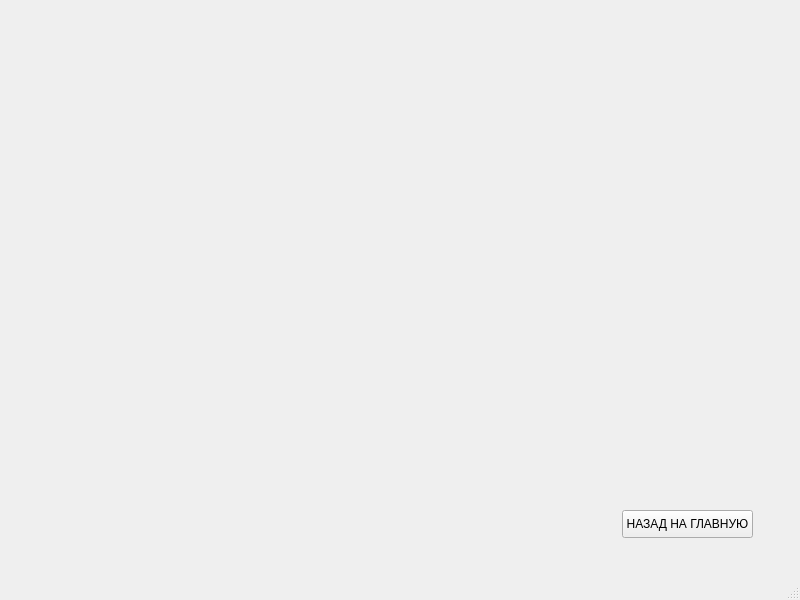
The window that form.ui (wwwyssa/GeomeHelper) describes before a commit, drawn with Qt 5.
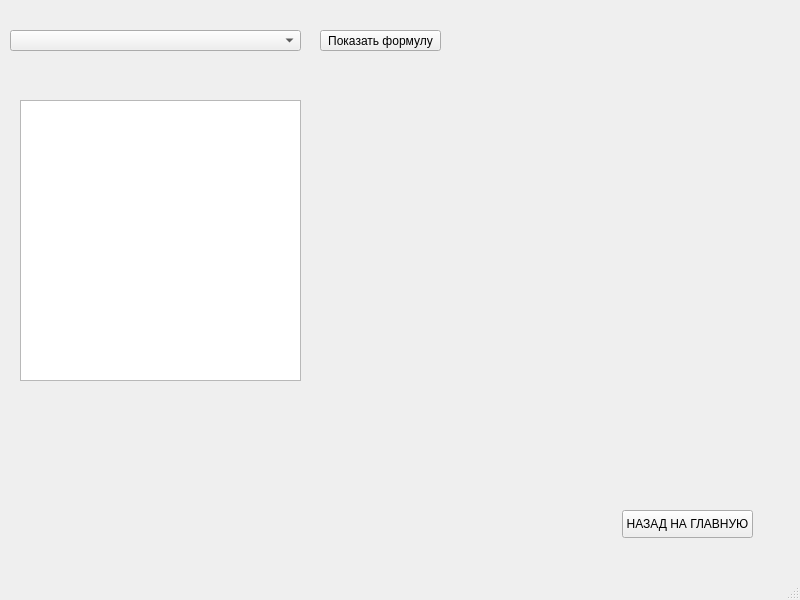
The same window after the commit. The open tabs and pages were chosen to show the change.

```diff
--- a/form.ui
+++ b/form.ui
@@ -172,6 +172,59 @@
        <string>НАЗАД НА ГЛАВНУЮ</string>
       </property>
      </widget>
+     <widget class="QLabel" name="lable_learn">
+      <property name="geometry">
+       <rect>
+        <x>340</x>
+        <y>110</y>
+        <width>401</width>
+        <height>181</height>
+       </rect>
+      </property>
+      <property name="text">
+       <string/>
+      </property>
+     </widget>
+     <widget class="QComboBox" name="comboBox_learn">
+      <property name="geometry">
+       <rect>
+        <x>10</x>
+        <y>30</y>
+        <width>291</width>
+        <height>21</height>
+       </rect>
+      </property>
+     </widget>
+     <widget class="QPushButton" name="pushButton_learn">
+      <property name="geometry">
+       <rect>
+        <x>320</x>
+        <y>30</y>
+        <width>121</width>
+        <height>21</height>
+       </rect>
+      </property>
+      <property name="text">
+       <string>Показать формулу</string>
+      </property>
+     </widget>
+     <widget class="QTextBrowser" name="info_learn">
+      <property name="geometry">
+       <rect>
+        <x>20</x>
+        <y>100</y>
+        <width>281</width>
+        <height>281</height>
+       </rect>
+      </property>
+      <property name="html">
+       <string>&lt;!DOCTYPE HTML PUBLIC &quot;-//W3C//DTD HTML 4.0//EN&quot; &quot;http://www.w3.org/TR/REC-html40/strict.dtd&quot;&gt;
+&lt;html&gt;&lt;head&gt;&lt;meta name=&quot;qrichtext&quot; content=&quot;1&quot; /&gt;&lt;style type=&quot;text/css&quot;&gt;
+p, li { white-space: pre-wrap; }
+&lt;/style&gt;&lt;/head&gt;&lt;body style=&quot; font-family:'MS Shell Dlg 2'; font-size:6.6pt; font-weight:400; font-style:normal;&quot;&gt;
+&lt;p style=&quot;-qt-paragraph-type:empty; margin-top:0px; margin-bottom:0px; margin-left:0px; margin-right:0px; -qt-block-indent:0; text-indent:0px;&quot;&gt;&lt;br /&gt;&lt;/p&gt;&lt;/body&gt;&lt;/html&gt;</string>
+      </property>
+     </widget>
     </widget>
     <widget class="QWidget" name="Testing_meet">
      <widget class="QTextBrowser" name="textBrowser_3">
```
Left out of the diff: 2 changed lines with no effect on the pictures.
